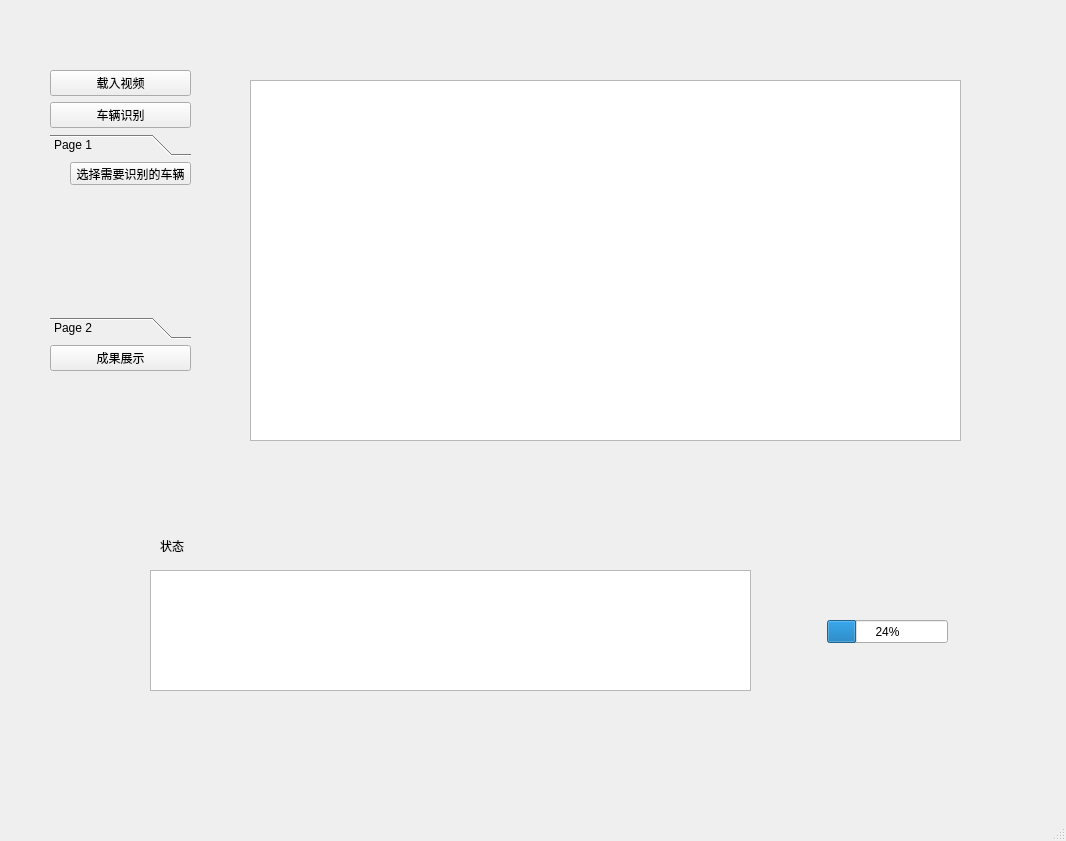
First picture: the form in Big_creation_UI.ui, repository hanlanqian/Car_ReIdentification_application, before the edit.
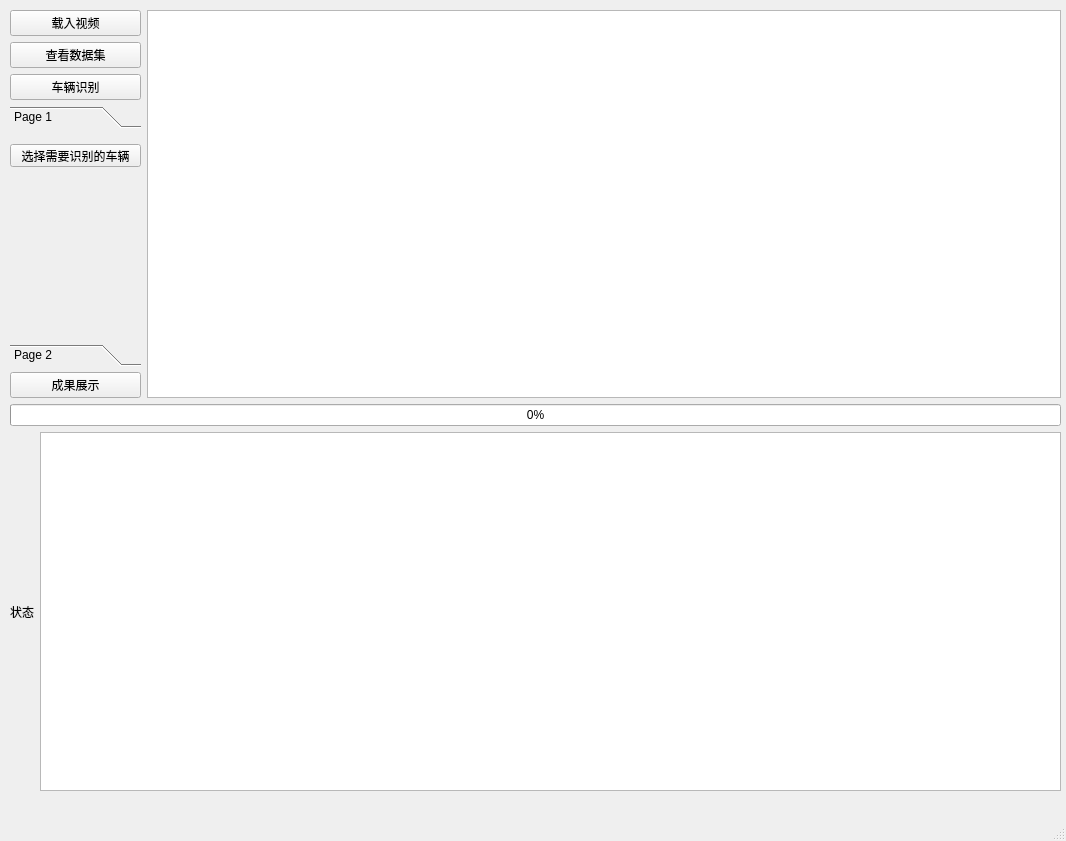
Second picture: the form after the edit. The open tabs and pages were chosen to show the change.

Diff of the .ui file:
```diff
--- a/Big_creation_UI.ui
+++ b/Big_creation_UI.ui
@@ -14,61 +14,19 @@
    <string>MainWindow</string>
   </property>
   <widget class="QWidget" name="centralwidget">
-   <widget class="QTextBrowser" name="textBrowser">
+   <widget class="QWidget" name="verticalLayoutWidget_2">
     <property name="geometry">
      <rect>
-      <x>150</x>
-      <y>570</y>
-      <width>601</width>
-      <height>121</height>
+      <x>10</x>
+      <y>10</y>
+      <width>1051</width>
+      <height>781</height>
      </rect>
     </property>
-   </widget>
-   <widget class="QLabel" name="label">
-    <property name="geometry">
-     <rect>
-      <x>160</x>
-      <y>540</y>
-      <width>54</width>
-      <height>12</height>
-     </rect>
-    </property>
-    <property name="text">
-     <string>状态</string>
-    </property>
-   </widget>
-   <widget class="QGraphicsView" name="graphicsView">
-    <property name="geometry">
-     <rect>
-      <x>250</x>
-      <y>80</y>
-      <width>711</width>
-      <height>361</height>
-     </rect>
-    </property>
-   </widget>
-   <widget class="QProgressBar" name="progressBar">
-    <property name="geometry">
-     <rect>
-      <x>827</x>
-      <y>620</y>
-      <width>121</width>
-      <height>23</height>
-     </rect>
-    </property>
-    <property name="value">
-     <number>24</number>
-    </property>
-   </widget>
-   <widget class="QWidget" name="">
-    <property name="geometry">
-     <rect>
-      <x>50</x>
-      <y>70</y>
-      <width>141</width>
-      <height>301</height>
-     </rect>
-    </property>
+    <layout class="QVBoxLayout" name="verticalLayout_3">
+     <item>
+      <layout class="QHBoxLayout" name="horizontalLayout_3" stretch="1,7">
+       <item>
     <layout class="QVBoxLayout" name="verticalLayout">
      <item>
       <widget class="QPushButton" name="pushButton_2">
@@ -77,6 +35,13 @@
        </property>
       </widget>
      </item>
+         <item>
+          <widget class="QPushButton" name="pushButton_11">
+           <property name="text">
+            <string>查看数据集</string>
+           </property>
+          </widget>
+         </item>
      <item>
       <widget class="QPushButton" name="pushButton">
        <property name="text">
@@ -94,8 +59,8 @@
          <rect>
           <x>0</x>
           <y>0</y>
-          <width>139</width>
-          <height>160</height>
+              <width>128</width>
+              <height>244</height>
          </rect>
         </property>
         <attribute name="label">
@@ -104,9 +69,9 @@
         <widget class="QPushButton" name="pushButton_3">
          <property name="geometry">
           <rect>
-           <x>20</x>
-           <y>0</y>
-           <width>121</width>
+               <x>0</x>
+               <y>10</y>
+               <width>131</width>
            <height>23</height>
           </rect>
          </property>
@@ -149,6 +114,38 @@
         <string>成果展示</string>
        </property>
       </widget>
+         </item>
+        </layout>
+       </item>
+       <item>
+        <widget class="QGraphicsView" name="graphicsView"/>
+       </item>
+      </layout>
+     </item>
+     <item>
+      <layout class="QVBoxLayout" name="verticalLayout_2">
+       <item>
+        <widget class="QProgressBar" name="progressBar">
+         <property name="value">
+          <number>0</number>
+         </property>
+        </widget>
+       </item>
+       <item>
+        <layout class="QHBoxLayout" name="horizontalLayout">
+         <item>
+          <widget class="QLabel" name="label">
+           <property name="text">
+            <string>状态</string>
+           </property>
+          </widget>
+         </item>
+         <item>
+          <widget class="QTextBrowser" name="textBrowser"/>
+         </item>
+        </layout>
+       </item>
+      </layout>
      </item>
     </layout>
    </widget>
```
Left out of the diff: 6 changed lines with no effect on the pictures. Lines whose indentation alone changed are shown as unchanged.
